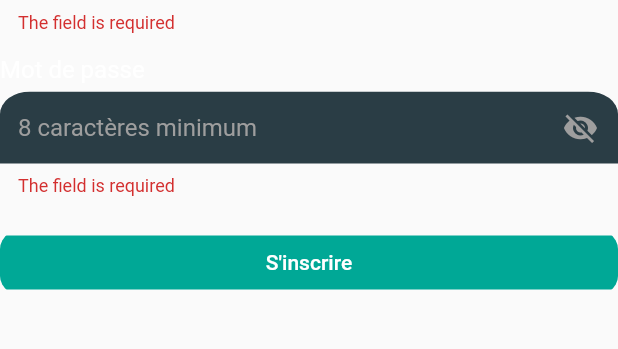
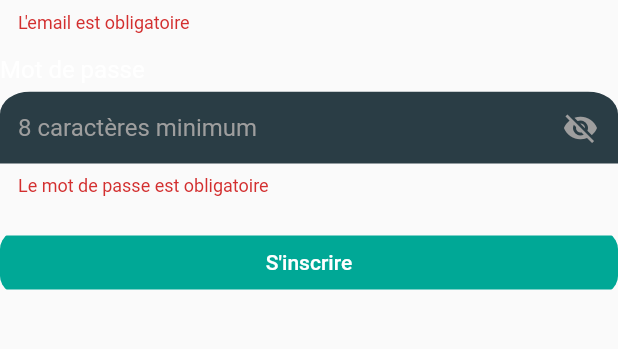
Before and after one commit to BriefShot/briefshot, a Flutter app: the SignUpForm widget shown alone on an empty page, opened directly, after a tap on "S'inscrire", on a phone screen of 412 x 824 dp, the part 258-607 px from its top. Run offline on Flutter 3.47's test engine with Material 2 defaults, Android fonts, the phone set to English and light mode, and no system bars; our stand-ins replace bloc, equatable, faker, firebase_auth, firebase_core, flutter_bloc and 3 more; accounts and stored records are empty; Roboto replaces fonts that are missing (DrukWideWeb); project files that could hold a hidden picture were left out.

Commit message:
fix(authentication): add error handling (#16)
* fix(authentication): add error handling

```diff
--- a/lib/blocs/authentication/authentication_state.dart
+++ b/lib/blocs/authentication/authentication_state.dart
@@ -3,30 +3,46 @@ part of 'authentication_bloc.dart';
 class AuthenticationState extends Equatable {
   final bool isSignUpFormVisible;
   final bool isSignInFormVisible;
+  final String? error;
 
-  const AuthenticationState._(
-      {required this.isSignUpFormVisible,
-      required this.isSignInFormVisible,
-      bool? signUpSuccessfully});
+  const AuthenticationState({
+    this.error,
+    this.isSignUpFormVisible = false,
+    this.isSignInFormVisible = false,
+  });
 
-  const AuthenticationState.formVisible()
-      : this._(isSignUpFormVisible: true, isSignInFormVisible: false);
-  const AuthenticationState.formHidden()
-      : this._(isSignUpFormVisible: false, isSignInFormVisible: false);
-  const AuthenticationState.signInFormRequested()
-      : this._(isSignUpFormVisible: false, isSignInFormVisible: true);
-  const AuthenticationState.signUpSuccessfully()
-      : this._(
-          isSignUpFormVisible: false,
+  @override
+  List<Object?> get props => [error, isSignUpFormVisible, isSignInFormVisible];
+}
+
+class AuthenticationInitialState extends AuthenticationState {}
+
+class AuthenticationSignUpFormRequestedState extends AuthenticationState {
+  const AuthenticationSignUpFormRequestedState()
+      : super(isSignUpFormVisible: true);
+}
+
+class AuthenticationSignInFormRequestedState extends AuthenticationState {
+  const AuthenticationSignInFormRequestedState()
+      : super(isSignInFormVisible: true);
+}
+
+class AuthenticationSignUpSuccessfullyState extends AuthenticationState {
+  const AuthenticationSignUpSuccessfullyState()
+      : super(
           isSignInFormVisible: true,
         );
+}
 
-  const AuthenticationState.signInSuccessfully()
-      : this._(
-          isSignUpFormVisible: false,
-          isSignInFormVisible: false,
-        );
+class AuthenticationSignUpFailedState extends AuthenticationState {
+  final String error;
+  const AuthenticationSignUpFailedState(this.error);
+}
 
-  @override
-  List<Object> get props => [isSignUpFormVisible, isSignInFormVisible];
+class AuthenticationSignInSuccessfullyState extends AuthenticationState {}
+
+class AuthenticationSignInFailedState extends AuthenticationState {
+  final String error;
+
+  const AuthenticationSignInFailedState(this.error);
 }
--- a/lib/repository/UserRepository.dart
+++ b/lib/repository/UserRepository.dart
@@ -1,6 +1,6 @@
 import 'package:faker/faker.dart';
 import 'package:firebase_auth/firebase_auth.dart';
-import 'package:flutter/foundation.dart';
+import 'package:shared_preferences/shared_preferences.dart';
 
 class UserRepository {
   Future<void> signUp({
@@ -16,9 +16,9 @@ class UserRepository {
       FirebaseAuth.instance.signOut();
     } on FirebaseAuthException catch (e) {
       if (e.code == 'weak-password') {
-        print('The password provided is too weak.');
+        throw "Le mot de passe est trop faible, il doit faire au moins 8 caractères";
       } else if (e.code == 'email-already-in-use') {
-        print('The account already exists for that email.');
+        throw "Cette adresse email est déjà utilisée";
       }
     }
   }
@@ -33,7 +33,11 @@ class UserRepository {
         password: password,
       );
     } on FirebaseAuthException catch (e) {
-      print(e.code);
+      if (e.code == 'user-not-found') {
+        throw "Email ou mot de passe incorrect";
+      } else if (e.code == 'wrong-password') {
+        throw "Email ou mot de passe incorrect";
+      }
     }
   }
 }
--- a/lib/widgets/SignInFormWidget.dart
+++ b/lib/widgets/SignInFormWidget.dart
@@ -1,10 +1,10 @@
-import 'package:briefshot/blocs/authentication/authentication_bloc.dart';
 import 'package:briefshot/widgets/Wrapper.dart';
 import 'package:flutter/material.dart';
 import 'package:flutter_bloc/flutter_bloc.dart';
 import 'package:flutter_svg/flutter_svg.dart';
 import 'package:form_validator/form_validator.dart';
 
+import '../blocs/authentication/authentication_bloc.dart';
 import '../blocs/passwordVisibility/password_visibility_bloc.dart';
 
 class SignInForm extends StatelessWidget {
@@ -19,10 +19,13 @@ class SignInForm extends StatelessWidget {
   final _emailController = TextEditingController();
   final _passwordController = TextEditingController();
   final _emailValidator =
-      ValidationBuilder().email("Cet email n'est pas correct").build();
-  final _passwordValidator = ValidationBuilder()
-      .minLength(8, "Le mot de passe doit contenir au moins 8 caractères")
-      .build();
+      ValidationBuilder(requiredMessage: "L'email est obligatoire")
+          .email("Cet email n'est pas correct")
+          .build();
+  final _passwordValidator =
+      ValidationBuilder(requiredMessage: "le mot de passe est obligatoire")
+          .minLength(8, "Le mot de passe doit contenir au moins 8 caractères")
+          .build();
 
   void dispose() {
     _emailController.dispose();
@@ -215,11 +218,6 @@ class SignInForm extends StatelessWidget {
                               ),
                             );
                             _signInKey.currentState?.reset();
-                            Navigator.of(context).pushReplacement(
-                              MaterialPageRoute(
-                                builder: (context) => const Wrapper(),
-                              ),
-                            );
                           }
                         },
                         child: const Text(
--- a/lib/widgets/SignUpFormWidget.dart
+++ b/lib/widgets/SignUpFormWidget.dart
@@ -1,9 +1,9 @@
-import 'package:briefshot/blocs/authentication/authentication_bloc.dart';
 import 'package:flutter/material.dart';
 import 'package:flutter_bloc/flutter_bloc.dart';
 import 'package:flutter_svg/flutter_svg.dart';
 import 'package:form_validator/form_validator.dart';
 
+import '../blocs/authentication/authentication_bloc.dart';
 import '../blocs/passwordVisibility/password_visibility_bloc.dart';
 
 class SignUpForm extends StatelessWidget {
@@ -18,10 +18,14 @@ class SignUpForm extends StatelessWidget {
   final _emailController = TextEditingController();
   final _passwordController = TextEditingController();
   final _emailValidator =
-      ValidationBuilder().email("Cet email n'est pas correct").build();
-  final _passwordValidator = ValidationBuilder()
-      .minLength(8, "Le mot de passe doit contenir au moins 8 caractères")
-      .build();
+      ValidationBuilder(requiredMessage: "L'email est obligatoire")
+          .email("Cet email n'est pas correct")
+          .build();
+
+  final _passwordValidator =
+      ValidationBuilder(requiredMessage: "Le mot de passe est obligatoire")
+          .minLength(8, "Le mot de passe doit contenir au moins 8 caractères")
+          .build();
 
   void dispose() {
     _emailController.dispose();
@@ -223,25 +227,7 @@ class SignUpForm extends StatelessWidget {
                                 password: _passwordController.text,
                               ),
                             );
-                            ScaffoldMessenger.of(context).showSnackBar(
-                              const SnackBar(
-                                content: Text(
-                                  'Inscription réussie ! Vous pouvez vous connecter !',
-                                ),
-                                shape: RoundedRectangleBorder(
-                                  borderRadius: BorderRadius.all(
-                                    Radius.elliptical(20, 15),
-                                  ),
-                                ),
-                                behavior: SnackBarBehavior.floating,
-                                margin: EdgeInsets.symmetric(
-                                    horizontal: 20, vertical: 10),
-                                duration: Duration(
-                                  seconds: 1,
-                                ),
-                              ),
-                            );
-                            _signUpKey.currentState?.reset();
+                            _signUpKey.currentState!.reset();
                           }
                         },
                         child: const Text(
--- a/lib/widgets/SignUpWidget.dart
+++ b/lib/widgets/SignUpWidget.dart
@@ -1,7 +1,8 @@
-import 'package:briefshot/blocs/authentication/authentication_bloc.dart';
 import 'package:flutter/material.dart';
 import 'package:flutter_bloc/flutter_bloc.dart';
 import 'package:flutter_svg/flutter_svg.dart';
+
+import '../blocs/authentication/authentication_bloc.dart';
 
 class SignUpWidget extends StatelessWidget {
   const SignUpWidget({
--- a/pubspec.yaml
+++ b/pubspec.yaml
@@ -44,6 +44,7 @@ dependencies:
   form_validator: ^2.1.1
   firebase_core: ^2.9.0
   firebase_auth: ^4.4.0
+  shared_preferences: ^2.1.0
 
 dev_dependencies:
   flutter_test:
```
Also changed, not shown: lib/blocs/authentication/authentication_bloc.dart (+18 -27 lines), lib/main.dart (+3 -11 lines), lib/screens/AuthentificationScreen.dart (+84 -12 lines), lib/firebase_options.dart, 5 other files.
